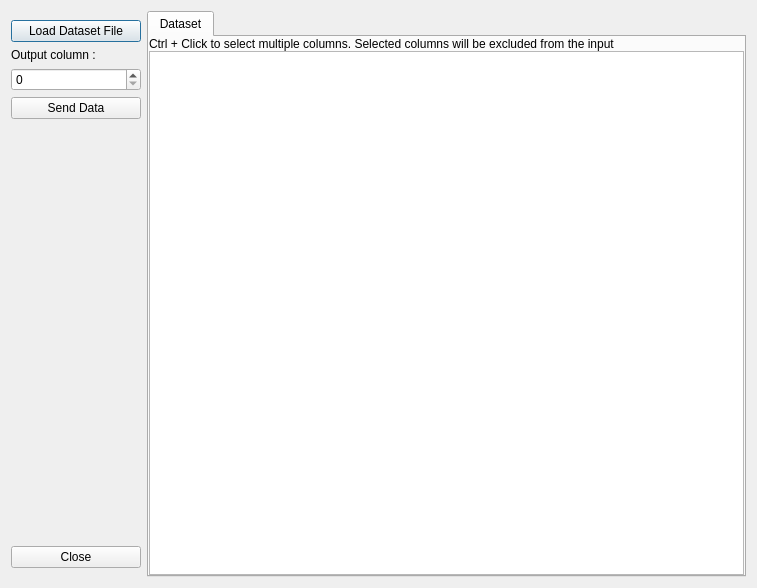
This is _IOPlugins/CSVImport/CSVImport.ui in b4silio/MLDemos as Qt 5 draws it before an edit. The edited form follows.
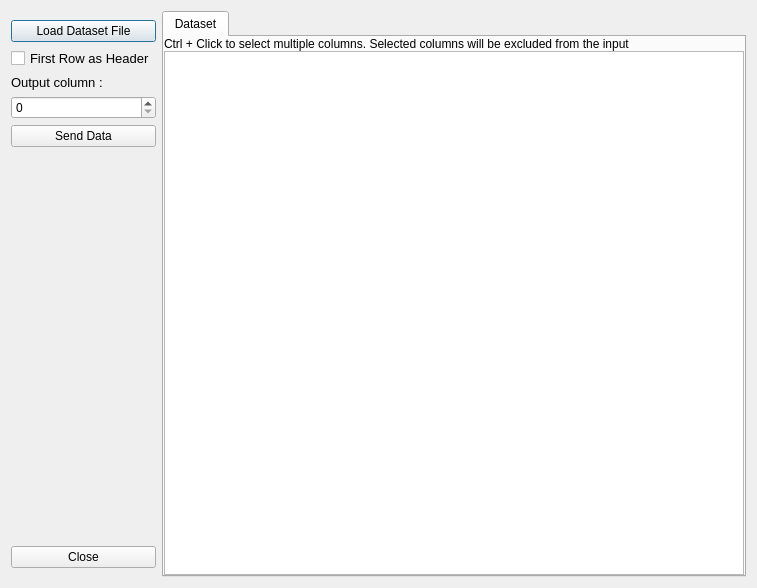
This is the edited form.

Commit message: - fixed some bugs in importing files with headers - added "use first row as header" button on the importers

What changed in the file:
```diff
--- a/_IOPlugins/CSVImport/CSVImport.ui
+++ b/_IOPlugins/CSVImport/CSVImport.ui
@@ -62,8 +62,25 @@
         </property>
        </widget>
       </item>
+      <item>
+       <widget class="QCheckBox" name="headerCheck">
+        <property name="font">
+         <font>
+          <pointsize>10</pointsize>
+         </font>
+        </property>
+        <property name="text">
+         <string>First Row as Header</string>
+        </property>
+       </widget>
+      </item>
       <item>
        <widget class="QLabel" name="label">
+        <property name="font">
+         <font>
+          <pointsize>10</pointsize>
+         </font>
+        </property>
         <property name="text">
          <string>Output column :</string>
         </property>
```
The commit also changes 10 other files.
